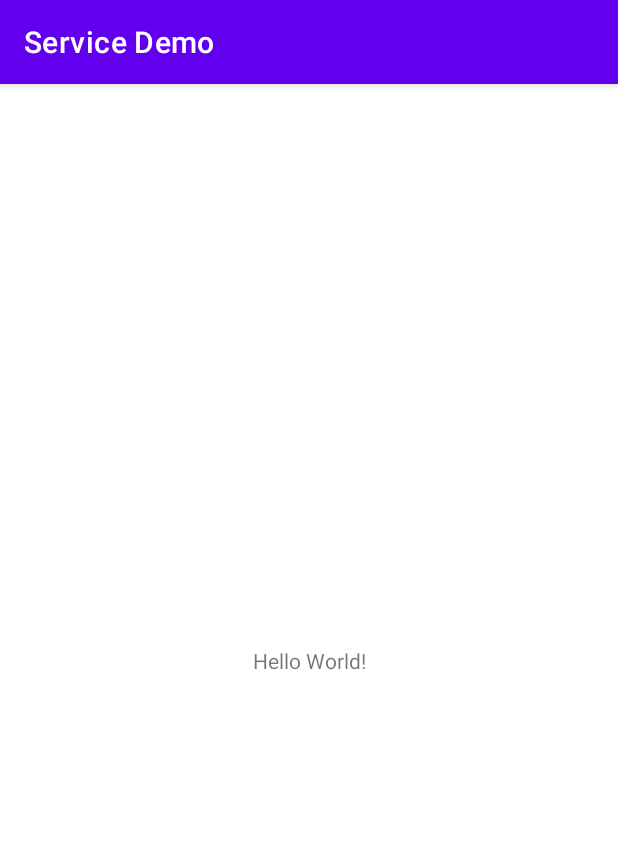
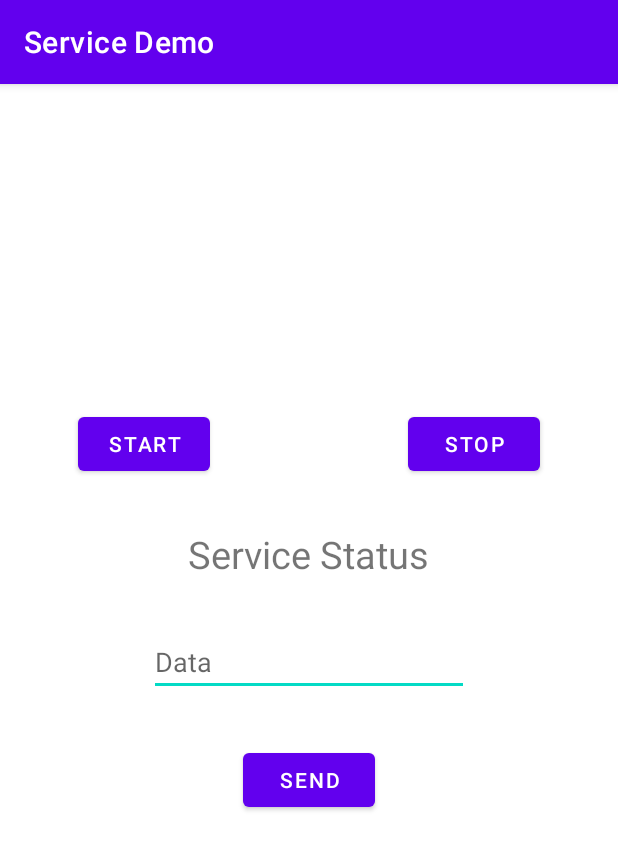
Before and after one commit to panhwersadaqat/Android-Service-Demo, an Android app: the screen it shows after launch (MainActivity), on a phone screen of 412 x 824 dp. Shown: the top 850 px of the screen. Run offline under Robolectric (Android 15) with nearby library versions, the phone set to English and light mode, and no system bars; our stand-ins replace data binding.

Commit message:
initial commit

```diff
--- a/app/build.gradle
+++ b/app/build.gradle
@@ -29,6 +29,9 @@ android {
     kotlinOptions {
         jvmTarget = '1.8'
     }
+    buildFeatures {
+        dataBinding true
+    }
 }
 
 dependencies {
--- a/app/src/main/AndroidManifest.xml
+++ b/app/src/main/AndroidManifest.xml
@@ -18,6 +18,7 @@
                 <category android:name="android.intent.category.LAUNCHER" />
             </intent-filter>
         </activity>
+        <service android:name=".SampleService"/>
     </application>
 
 </manifest>
--- a/app/src/main/java/com/example/servicedemo/MainActivity.kt
+++ b/app/src/main/java/com/example/servicedemo/MainActivity.kt
@@ -1,11 +1,38 @@
 package com.example.servicedemo
 
+import android.content.Intent
 import androidx.appcompat.app.AppCompatActivity
 import android.os.Bundle
+import com.example.servicedemo.databinding.ActivityMainBinding
 
 class MainActivity : AppCompatActivity() {
+    private lateinit var binding: ActivityMainBinding
     override fun onCreate(savedInstanceState: Bundle?) {
         super.onCreate(savedInstanceState)
-        setContentView(R.layout.activity_main)
+        binding = ActivityMainBinding.inflate(layoutInflater)
+        setContentView(binding.root)
+        binding.main = this
+    }
+
+    fun btnStartService() {
+        Intent(this, SampleService::class.java).also {
+            startService(it)
+            binding.statusTextView.text = "Service Started"
+        }
+    }
+
+    fun btnStopService() {
+        Intent(this, SampleService::class.java).also {
+            stopService(it)
+            binding.statusTextView.text = "Service Stopped"
+        }
+    }
+
+    fun btnSendData() {
+        Intent(this, SampleService::class.java).also {
+            val sampleData = binding.dataEditText.text.toString()
+            it.putExtra("Sample_data", sampleData)
+            startService(it)
+        }
     }
 }
--- /dev/null
+++ b/app/src/main/java/com/example/servicedemo/SampleService.kt
@@ -0,0 +1,36 @@
+package com.example.servicedemo
+
+import android.app.Service
+import android.content.Intent
+import android.os.Handler
+import android.os.IBinder
+import android.util.Log
+
+/**
+ * Created by Sadaqat Panhwer
+ * https://panhwersadaqat.github.io/
+ * on 1/7/22.
+ */
+
+class SampleService : Service() {
+
+    init {
+        Log.d("MYTAG","Service is running...")
+    }
+
+    override fun onBind(intent: Intent?): IBinder? = null
+
+    override fun onStartCommand(intent: Intent?, flags: Int, startId: Int): Int {
+        val dataString = intent?.getStringExtra("Sample_data")
+        dataString?.let {
+            Log.d("MYTAG", dataString)
+            for (i in 0..1000){
+                Handler().postDelayed({
+                    Log.d("MYTAG", i.toString())
+                }, 6000)
+            }
+        }
+        return START_STICKY
+
+    }
+}
--- a/app/src/main/res/layout/activity_main.xml
+++ b/app/src/main/res/layout/activity_main.xml
@@ -1,18 +1,76 @@
 <?xml version="1.0" encoding="utf-8"?>
-<androidx.constraintlayout.widget.ConstraintLayout xmlns:android="http://schemas.android.com/apk/res/android"
+<layout xmlns:android="http://schemas.android.com/apk/res/android"
     xmlns:app="http://schemas.android.com/apk/res-auto"
-    xmlns:tools="http://schemas.android.com/tools"
+    xmlns:tools="http://schemas.android.com/tools">
+
+    <data>
+        <variable
+            name="main"
+            type="com.example.servicedemo.MainActivity" />
+    </data>
+
+    <androidx.constraintlayout.widget.ConstraintLayout
         android:layout_width="match_parent"
         android:layout_height="match_parent"
         tools:context=".MainActivity">
 
-    <TextView
+
+        <Button
+            android:id="@+id/start_button"
             android:layout_width="wrap_content"
             android:layout_height="wrap_content"
-        android:text="Hello World!"
+            android:layout_marginStart="52dp"
+            android:text="Start"
+            android:onClickListener="@{()->main.btnStartService()}"
             app:layout_constraintBottom_toBottomOf="parent"
-        app:layout_constraintLeft_toLeftOf="parent"
-        app:layout_constraintRight_toRightOf="parent"
-        app:layout_constraintTop_toTopOf="parent" />
+            app:layout_constraintStart_toStartOf="parent"
+            app:layout_constraintTop_toTopOf="parent"
+            app:layout_constraintVertical_bias="0.3" />
 
+        <Button
+            android:id="@+id/stop_button"
+            android:layout_width="wrap_content"
+            android:layout_height="wrap_content"
+            android:layout_marginEnd="52dp"
+            android:text="Stop"
+            android:onClickListener="@{()->main.btnStopService()}"
+            app:layout_constraintBottom_toBottomOf="parent"
+            app:layout_constraintEnd_toEndOf="parent"
+            app:layout_constraintTop_toTopOf="parent"
+            app:layout_constraintVertical_bias="0.3" />
+
+        <TextView
+            android:id="@+id/status_textView"
+            android:layout_width="wrap_content"
+            android:layout_height="wrap_content"
+            android:layout_marginTop="32dp"
+            android:textSize="25sp"
+            android:text="Service Status"
+            app:layout_constraintEnd_toEndOf="parent"
+            app:layout_constraintStart_toStartOf="parent"
+            app:layout_constraintTop_toBottomOf="@+id/stop_button" />
+
+        <EditText
+            android:id="@+id/data_editText"
+            android:layout_width="wrap_content"
+            android:layout_height="wrap_content"
+            android:layout_marginTop="32dp"
+            android:ems="10"
+            android:hint="Data"
+            android:inputType="textPersonName"
+            app:layout_constraintEnd_toEndOf="parent"
+            app:layout_constraintStart_toStartOf="parent"
+            app:layout_constraintTop_toBottomOf="@+id/status_textView" />
+
+        <Button
+            android:id="@+id/button_send"
+            android:layout_width="wrap_content"
+            android:layout_height="wrap_content"
+            android:layout_marginTop="32dp"
+            android:text="Send"
+            android:onClickListener="@{()->main.btnSendData()}"
+            app:layout_constraintEnd_toEndOf="@+id/data_editText"
+            app:layout_constraintStart_toStartOf="@+id/data_editText"
+            app:layout_constraintTop_toBottomOf="@+id/data_editText" />
     </androidx.constraintlayout.widget.ConstraintLayout>
+</layout>
```
Lines whose indentation alone changed are shown as unchanged.
